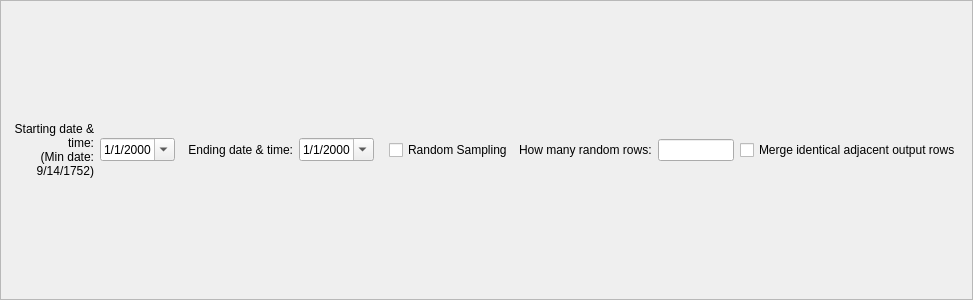
First picture: the form in NewGeneUI/NewGene/Widgets/CreateOutput/SelectVariables/timerangebox.ui, repository daniel347x/newgene, before the edit.
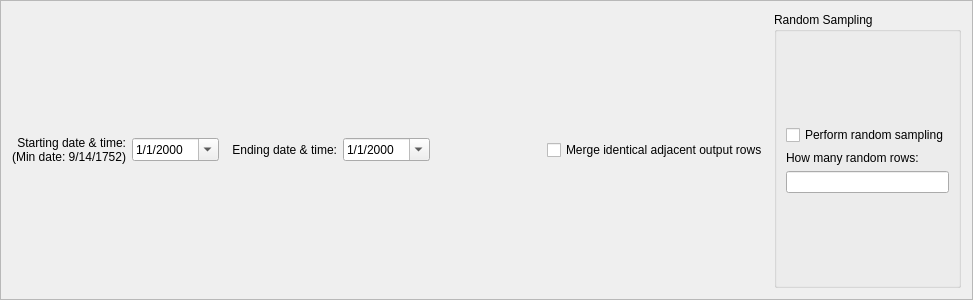
Second picture: the form after the edit. Custom widgets are drawn as their Qt base class.

Commit message: Add group box for random sampling options

What changed in the file:
```diff
--- a/NewGeneUI/NewGene/Widgets/CreateOutput/SelectVariables/timerangebox.ui
+++ b/NewGeneUI/NewGene/Widgets/CreateOutput/SelectVariables/timerangebox.ui
@@ -130,10 +130,36 @@
         </spacer>
        </item>
        <item>
-        <widget class="QCheckBox" name="doRandomSampling">
+        <widget class="QCheckBox" name="mergeIdenticalRows">
          <property name="text">
+          <string>Merge identical adjacent output rows</string>
+         </property>
+        </widget>
+       </item>
+       <item>
+        <widget class="QGroupBox" name="groupBox">
+         <property name="title">
           <string>Random Sampling</string>
          </property>
+         <layout class="QVBoxLayout" name="verticalLayout_2">
+          <item>
+           <spacer name="verticalSpacer_2">
+            <property name="orientation">
+             <enum>Qt::Vertical</enum>
+            </property>
+            <property name="sizeHint" stdset="0">
+             <size>
+              <width>20</width>
+              <height>40</height>
+             </size>
+            </property>
+           </spacer>
+          </item>
+          <item>
+           <widget class="QCheckBox" name="doRandomSampling">
+            <property name="text">
+             <string>Perform random sampling</string>
+            </property>
         </widget>
        </item>
        <item>
@@ -160,10 +186,25 @@
         </widget>
        </item>
        <item>
-        <widget class="QCheckBox" name="mergeIdenticalRows">
-         <property name="text">
-          <string>Merge identical adjacent output rows</string>
-         </property>
+           <spacer name="verticalSpacer">
+            <property name="orientation">
+             <enum>Qt::Vertical</enum>
+            </property>
+            <property name="sizeHint" stdset="0">
+             <size>
+              <width>20</width>
+              <height>40</height>
+             </size>
+            </property>
+           </spacer>
+          </item>
+         </layout>
+         <zorder>doRandomSampling</zorder>
+         <zorder>doRandomSampling</zorder>
+         <zorder>randomSamplingHowManyRows</zorder>
+         <zorder>verticalSpacer</zorder>
+         <zorder>verticalSpacer_2</zorder>
+         <zorder>label_3</zorder>
         </widget>
        </item>
       </layout>
```
Lines whose indentation alone changed are shown as unchanged. The commit also changes 1 other file.
